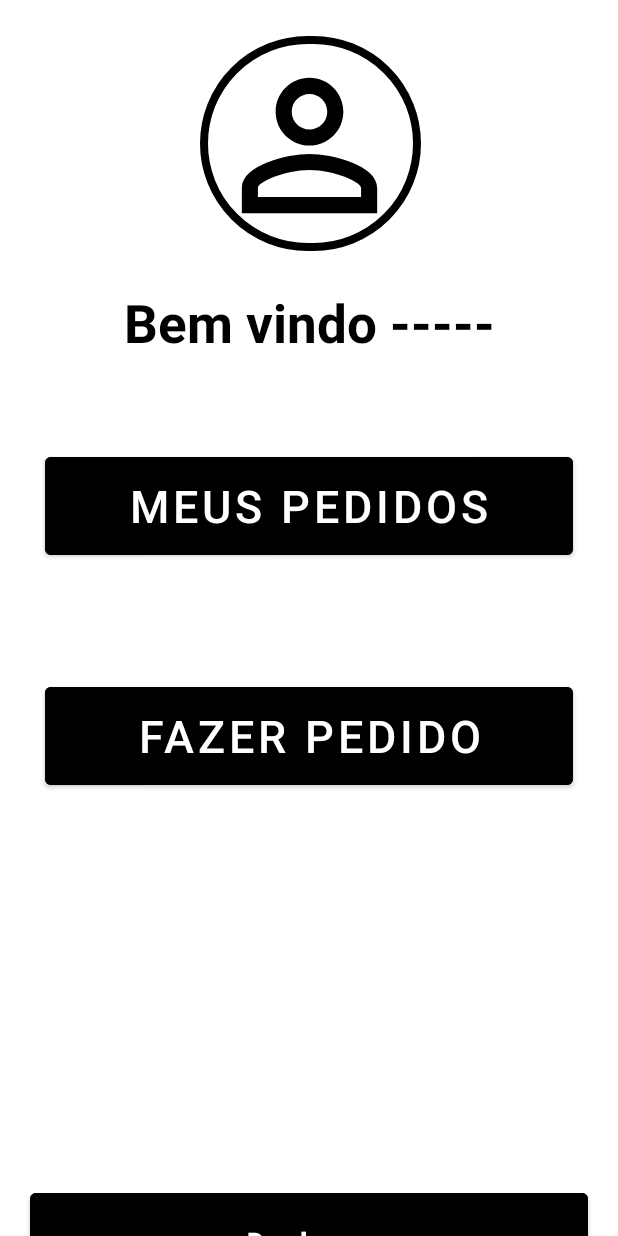
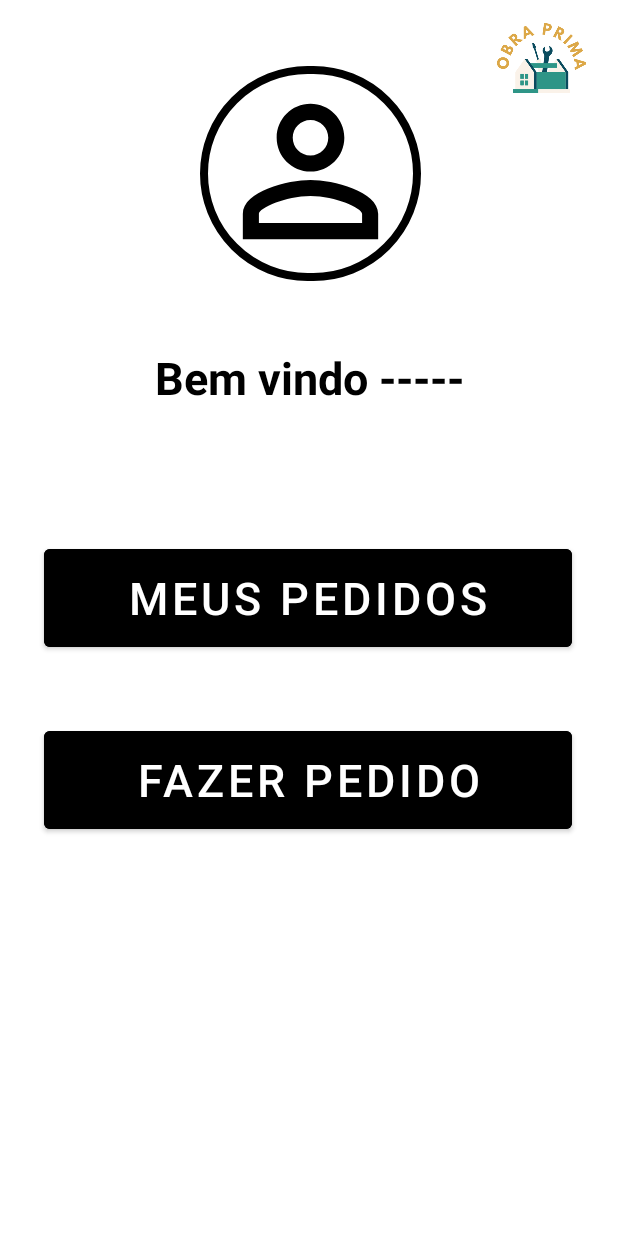
Before and after one commit to gabrielscholze-r/ObraPrima-Android, an Android app: the TelaPrincipalCliente screen opened directly, with no data from a screen before it, on a phone screen of 412 x 824 dp. Run offline under Robolectric (Android 15) with nearby library versions, the phone set to English and light mode, and no system bars; 2 statements that could not run were skipped.

Commit message:
minor adjusts

```diff
--- a/app/src/main/AndroidManifest.xml
+++ b/app/src/main/AndroidManifest.xml
@@ -5,7 +5,7 @@
     <application
         android:allowBackup="true"
         android:icon="@mipmap/ic_launcher"
-        android:label="@string/app_name"
+        android:label="OBRA PRIMA"
         android:roundIcon="@mipmap/ic_launcher_round"
         android:supportsRtl="true"
         android:theme="@style/Theme.MeuApp">
--- a/app/src/main/java/com/example/meuapp/TelaServicosCliente.java
+++ b/app/src/main/java/com/example/meuapp/TelaServicosCliente.java
@@ -38,6 +38,7 @@ public class TelaServicosCliente extends AppCompatActivity {
         super.onCreate(savedInstanceState);
         setContentView(R.layout.activity_tela_servicos_cliente);
         IniciarComponentes();
+        getSupportActionBar().hide();
         LoginAtual l = Database.getLoginAtual();
         pd = new ArrayList<>();
         nomeCliente = l.getCliente().getNome();
--- a/app/src/main/res/layout/activity_form_login.xml
+++ b/app/src/main/res/layout/activity_form_login.xml
@@ -60,6 +60,7 @@
             android:textColorHint="@color/black"
             android:textColor="@color/black"
             android:id="@+id/edit_email"
+            android:text=""
             style="@style/Edit_Text"
             android:drawableRight="@drawable/ic_email"
             android:inputType="textEmailAddress"
@@ -75,9 +76,10 @@
             android:textColorHint="@color/black"
             android:textColor="@color/black"
             android:id="@+id/password"
+            android:text=""
             style="@style/Edit_Text"
             android:drawableRight="@drawable/ic_password"
-            android:inputType="numberPassword"
+            android:inputType="textPassword"
             android:hint="Senha"
             app:layout_constraintEnd_toEndOf="@+id/containerComponents"
             app:layout_constraintTop_toBottomOf="@+id/edit_email"
--- a/app/src/main/res/layout/activity_tela_principal_cliente.xml
+++ b/app/src/main/res/layout/activity_tela_principal_cliente.xml
@@ -16,15 +16,26 @@
         android:backgroundTintMode="src_in">
 
 
+        <ImageView
+            android:id="@+id/login2"
+            android:layout_width="102dp"
+            android:layout_height="87dp"
+            android:layout_marginBottom="144dp"
+            android:src="@drawable/obra_prima"
+            app:layout_constraintBottom_toTopOf="@+id/textTitulo"
+            app:layout_constraintEnd_toEndOf="parent"
+            app:layout_constraintHorizontal_bias="1.0"
+            app:layout_constraintStart_toStartOf="parent" />
+
         <TextView
             android:id="@+id/textTitulo"
             android:layout_width="match_parent"
             android:layout_height="wrap_content"
-            android:layout_marginBottom="60dp"
+            android:layout_marginBottom="88dp"
             android:text="Bem vindo -----"
             android:textAlignment="center"
             android:textColor="@color/black"
-            android:textSize="35dp"
+            android:textSize="30dp"
             android:textStyle="bold"
             app:layout_constraintBottom_toTopOf="@+id/bt_historico2"
             app:layout_constraintEnd_toStartOf="@+id/containerProfile"
@@ -52,8 +63,10 @@
             android:src="@drawable/ic_profile"
             app:layout_constraintBottom_toBottomOf="@+id/containerProfile"
             app:layout_constraintEnd_toEndOf="parent"
+            app:layout_constraintHorizontal_bias="0.505"
             app:layout_constraintStart_toStartOf="parent"
             app:layout_constraintTop_toTopOf="parent"
+            app:layout_constraintVertical_bias="0.783"
             app:tint="@color/black" />
 
         <Button
@@ -61,7 +74,7 @@
             android:layout_width="match_parent"
             android:layout_height="wrap_content"
             android:layout_margin="20dp"
-            android:layout_marginBottom="233dp"
+            android:layout_marginBottom="198dp"
             android:backgroundTint="@color/black"
             android:padding="20dp"
             android:text="Deslogar"
@@ -71,33 +84,34 @@
             android:textStyle="bold"
             app:layout_constraintBottom_toBottomOf="parent"
             app:layout_constraintEnd_toEndOf="parent"
-            app:layout_constraintHorizontal_bias="0.0"
             app:layout_constraintStart_toStartOf="parent" />
 
         <Button
             android:id="@+id/bt_lista_pro"
             android:layout_width="352dp"
             android:layout_height="77dp"
-            android:layout_marginBottom="260dp"
+            android:layout_marginBottom="271dp"
             android:backgroundTint="@android:color/black"
             android:text="Fazer Pedido"
+            android:textColor="@color/white"
             android:textSize="30dp"
-            android:textColor="@color/white"
             app:layout_constraintBottom_toTopOf="@+id/bt_deslogar"
             app:layout_constraintEnd_toEndOf="parent"
+            app:layout_constraintHorizontal_bias="0.491"
             app:layout_constraintStart_toStartOf="parent" />
 
         <Button
             android:id="@+id/bt_historico2"
             android:layout_width="352dp"
             android:layout_height="77dp"
-            android:layout_marginBottom="76dp"
+            android:layout_marginBottom="44dp"
             android:backgroundTint="@android:color/black"
             android:text="Meus pedidos"
             android:textColor="@color/white"
             android:textSize="30dp"
             app:layout_constraintBottom_toTopOf="@+id/bt_lista_pro"
             app:layout_constraintEnd_toEndOf="parent"
+            app:layout_constraintHorizontal_bias="0.491"
             app:layout_constraintStart_toStartOf="parent" />
 
     </androidx.constraintlayout.widget.ConstraintLayout>
```
Also changed, not shown: app/src/main/java/com/example/meuapp/FormLogin.java (+6 -4 lines), app/src/main/res/layout/activity_form_cadastro_cliente.xml (+13 -0 lines), app/src/main/res/layout/activity_form_cadastro_profissional.xml (+12 -0 lines), app/src/main/res/layout/activity_lista_profissionais.xml (+12 -0 lines), app/src/main/res/layout/activity_tela_principal_profissional.xml (+19 -7 lines), app/src/main/res/layout/activity_tela_servicos_cliente.xml (+36 -33 lines).
